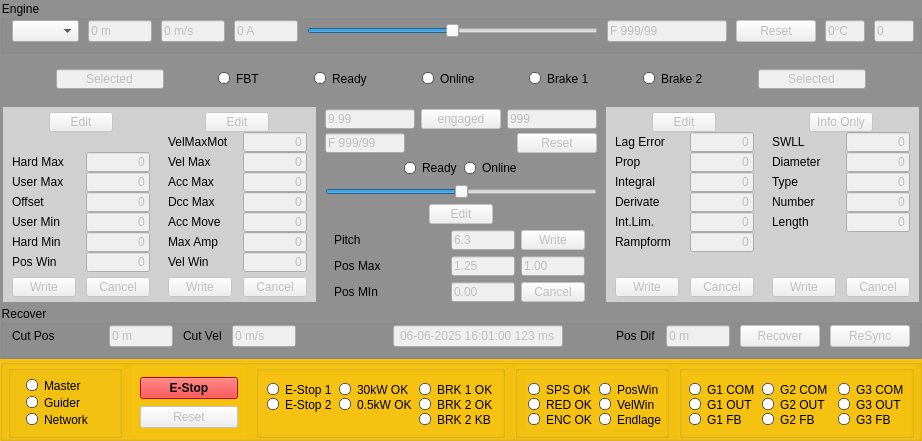
Before: the Qt Designer form Migrating/Achse_Linux.ui in martburg/Migrate-Steuerung3D, drawn with Qt 5.
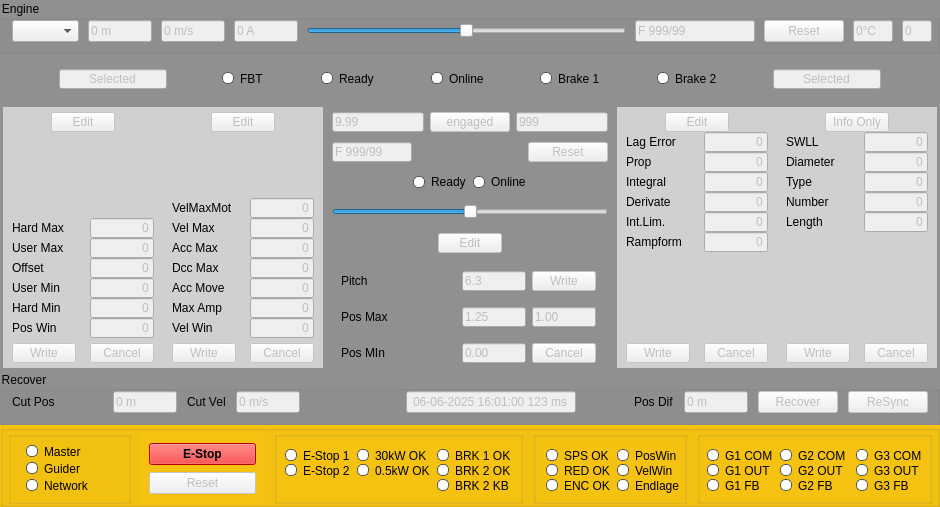
After: the same form once the commit is applied.

Commit message: FRom linux to win after Estop and ereset

Patch:
```diff
--- a/Migrating/Achse_Linux.ui
+++ b/Migrating/Achse_Linux.ui
@@ -6,8 +6,8 @@
    <rect>
     <x>0</x>
     <y>0</y>
-    <width>922</width>
-    <height>433</height>
+    <width>940</width>
+    <height>507</height>
    </rect>
   </property>
   <property name="windowTitle">
@@ -216,7 +216,7 @@
         </property>
         <property name="maximumSize">
          <size>
-          <width>40</width>
+          <width>30</width>
           <height>16777215</height>
          </size>
         </property>
```
Left out of the diff: 178 changed lines with no effect on the pictures. The commit also changes 20 other files.
